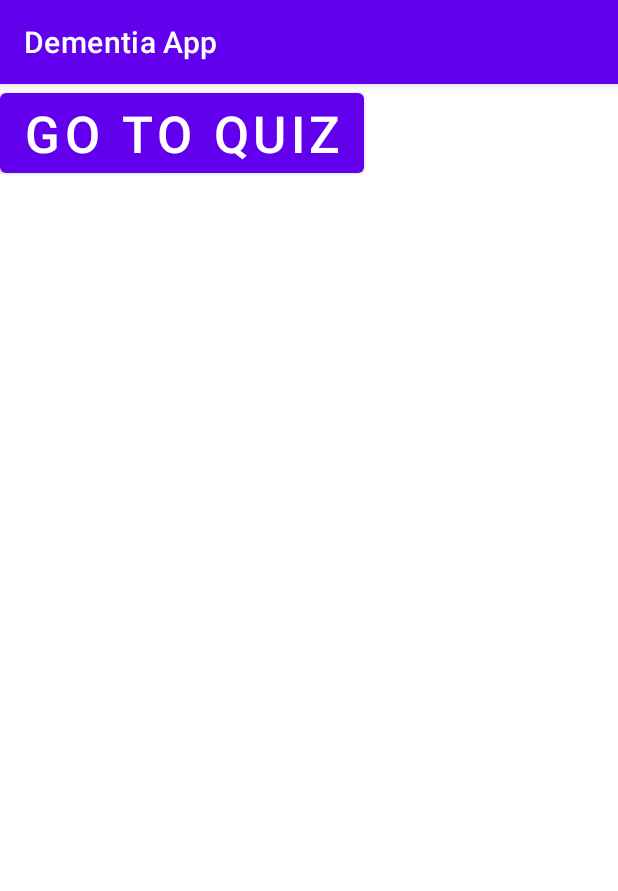
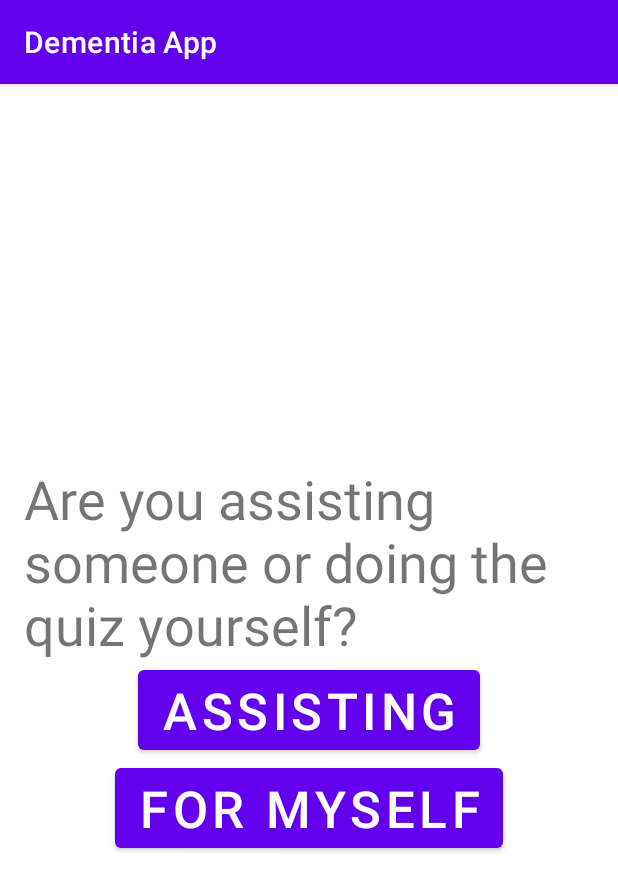
Before and after one commit to Dementia-App-Development/Dementia_App, an Android app: the PreQuizFragment screen opened through its navigation route, on a phone screen of 412 x 824 dp. Shown: the top 891 px of the screen. Run offline under Robolectric (Android 15) with nearby library versions, the phone set to English and light mode, and no system bars; our stand-ins replace data binding.

Commit message:
added in patient details screen

```diff
--- a/DementiaApp/app/src/main/java/com/dementiaapp/quiz/PreQuizFragment.kt
+++ b/DementiaApp/app/src/main/java/com/dementiaapp/quiz/PreQuizFragment.kt
@@ -19,12 +19,16 @@ class PreQuizFragment : Fragment() {
         inflater: LayoutInflater, container: ViewGroup?,
         savedInstanceState: Bundle?
     ): View {
-
         // Use view binding to get variables from XML
         val binding = DataBindingUtil.inflate<FragmentPreQuizBinding>(inflater, R.layout.fragment_pre_quiz, container, false)
 
-        // Use Nav Controller to set go to quiz button to navigate to quiz fragment
-        binding.goToQuizButton.setOnClickListener { v: View ->
+        // If in assisted mode, go to the patient details fragment
+        binding.btnAssisting.setOnClickListener { v: View ->
+            v.findNavController().navigate(PreQuizFragmentDirections.actionPreQuizFragmentToPatientDetailsFragment())
+        }
+
+        // If in patient mode, go straight to the quiz
+        binding.btnForMyself.setOnClickListener { v: View ->
             v.findNavController().navigate(PreQuizFragmentDirections.actionPreQuizFragmentToQuizFragment())
         }
 
--- a/DementiaApp/app/src/main/java/com/dementiaapp/quiz/QuizFragment.kt
+++ b/DementiaApp/app/src/main/java/com/dementiaapp/quiz/QuizFragment.kt
@@ -63,6 +63,7 @@ class QuizFragment : Fragment() {
             listOf("Spring")
         )
         var quizQuestions = listOf(questionOne, questionTwo)
+        // TODO: end of placeholder code
 
         // Sort the questions list by id
         quizQuestions = quizQuestions.sortedBy { it.id }
@@ -71,7 +72,7 @@ class QuizFragment : Fragment() {
         populateUIWithQuestion(binding, quizQuestions, currentQuestionIndex)
 
         // When next button is pressed, go to next question so long as not at end of question list
-        binding.nextBtn.setOnClickListener {
+        binding.btnNext.setOnClickListener {
             if (currentQuestionIndex < quizQuestions.size - 1) {
                 currentQuestionIndex += 1
                 populateUIWithQuestion(binding, quizQuestions, currentQuestionIndex)
@@ -79,7 +80,7 @@ class QuizFragment : Fragment() {
         }
 
         // When prev button is pressed, go to prev question so long as not at start of question list
-        binding.prevBtn.setOnClickListener {
+        binding.btnPrevious.setOnClickListener {
             if (currentQuestionIndex > 0) {
                 currentQuestionIndex -= 1
                 populateUIWithQuestion(binding, quizQuestions, currentQuestionIndex)
--- a/DementiaApp/app/src/main/java/com/dementiaapp/quiz/TitleFragment.kt
+++ b/DementiaApp/app/src/main/java/com/dementiaapp/quiz/TitleFragment.kt
@@ -25,12 +25,12 @@ class TitleFragment : Fragment() {
         val binding = DataBindingUtil.inflate<FragmentTitleBinding>(inflater, R.layout.fragment_title, container, false)
 
         // Use Nav Controller to set quiz button to navigate to quiz fragment
-        binding.quizButton.setOnClickListener { v: View ->
+        binding.btnQuiz.setOnClickListener { v: View ->
             v.findNavController().navigate(TitleFragmentDirections.actionTitleFragmentToPreQuizFragment2())
         }
 
         // Use Nav Controller to set results button to navigate to results fragment
-        binding.resultsButton.setOnClickListener { v: View ->
+        binding.btnResults.setOnClickListener { v: View ->
             v.findNavController()
                 .navigate(TitleFragmentDirections.actionTitleFragmentToResultsFragment())
         }
--- a/DementiaApp/app/src/main/res/layout/fragment_pre_quiz.xml
+++ b/DementiaApp/app/src/main/res/layout/fragment_pre_quiz.xml
@@ -1,18 +1,36 @@
 <?xml version="1.0" encoding="utf-8"?>
-<layout>
+<layout xmlns:android="http://schemas.android.com/apk/res/android"
+    xmlns:app="http://schemas.android.com/apk/res-auto"
+    xmlns:tools="http://schemas.android.com/tools">
 
-    <FrameLayout xmlns:android="http://schemas.android.com/apk/res/android"
-        xmlns:tools="http://schemas.android.com/tools"
+    <LinearLayout
         android:layout_width="match_parent"
         android:layout_height="match_parent"
-        tools:context=".PreQuizFragment">
+        android:gravity="center"
+        android:orientation="vertical"
+        tools:context=".PreQuizFragment"
+        android:padding="16dp">
+
+        <TextView
+            android:id="@+id/tv_pre_quiz_prompt"
+            android:layout_width="match_parent"
+            android:layout_height="wrap_content"
+            android:text="Are you assisting someone or doing the quiz yourself?"
+            android:textSize="36sp" />
 
         <Button
-            android:id="@+id/go_to_quiz_button"
+            android:id="@+id/btn_assisting"
             android:layout_width="wrap_content"
             android:layout_height="wrap_content"
-            android:text="Go to Quiz"
+            android:text="Assisting"
             android:textSize="34sp" />
 
-    </FrameLayout>
+        <Button
+            android:id="@+id/btn_for_myself"
+            android:layout_width="wrap_content"
+            android:layout_height="wrap_content"
+            android:text="For Myself"
+            android:textSize="34sp" />
+
+    </LinearLayout>
 </layout>
--- a/DementiaApp/app/src/main/res/navigation/navigation.xml
+++ b/DementiaApp/app/src/main/res/navigation/navigation.xml
@@ -35,5 +35,17 @@
         <action
             android:id="@+id/action_preQuizFragment_to_quizFragment"
             app:destination="@id/quizFragment" />
+        <action
+            android:id="@+id/action_preQuizFragment_to_patientDetailsFragment"
+            app:destination="@id/patientDetailsFragment" />
+    </fragment>
+    <fragment
+        android:id="@+id/patientDetailsFragment"
+        android:name="com.dementiaapp.quiz.PatientDetailsFragment"
+        android:label="PatientDetailsFragment"
+        tools:layout="@layout/fragment_patient_details">
+        <action
+            android:id="@+id/action_patientDetailsFragment_to_quizFragment"
+            app:destination="@id/quizFragment" />
     </fragment>
 </navigation>
```
Also changed, not shown: DementiaApp/app/src/main/java/com/dementiaapp/quiz/PatientDetailsFragment.kt (added, +33 -0 lines), DementiaApp/app/src/main/res/layout/fragment_patient_details.xml (added, +88 -0 lines), DementiaApp/app/src/main/res/layout/fragment_quiz.xml (+6 -6 lines), DementiaApp/app/src/main/res/layout/fragment_title.xml (+5 -5 lines).
